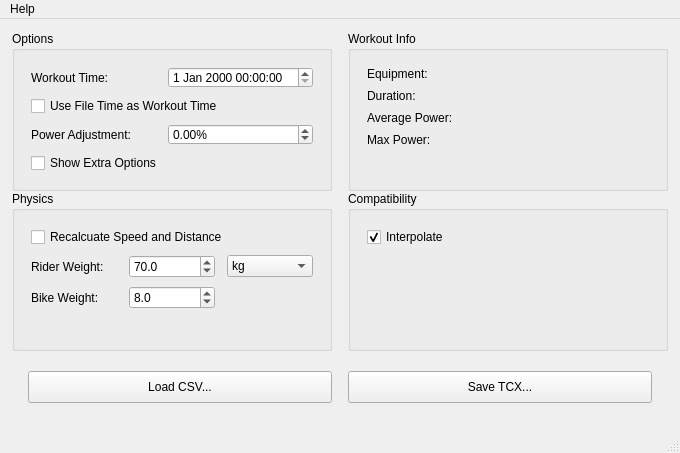
Above: source/ui/mainwindow.ui from j33433/MPowerTCX before the change. Below: the same form after it.
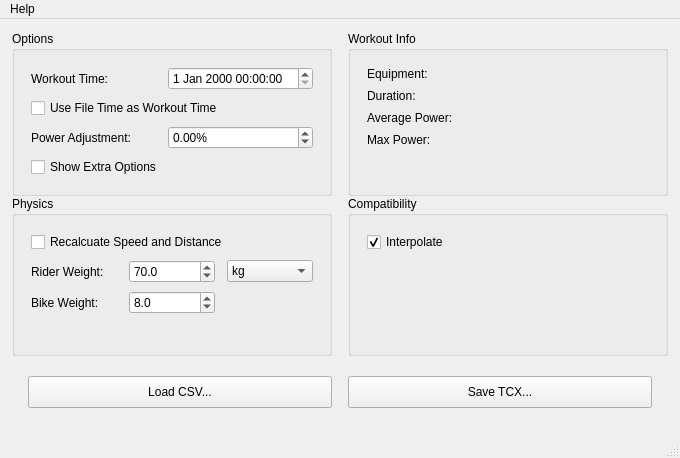
That is the form after the change.

The edit to the form file:
```diff
--- a/source/ui/mainwindow.ui
+++ b/source/ui/mainwindow.ui
@@ -7,7 +7,7 @@
     <x>0</x>
     <y>0</y>
     <width>680</width>
-    <height>448</height>
+    <height>458</height>
    </rect>
   </property>
   <property name="windowTitle">
```
Left out of the diff: 6 changed lines with no effect on the pictures.
